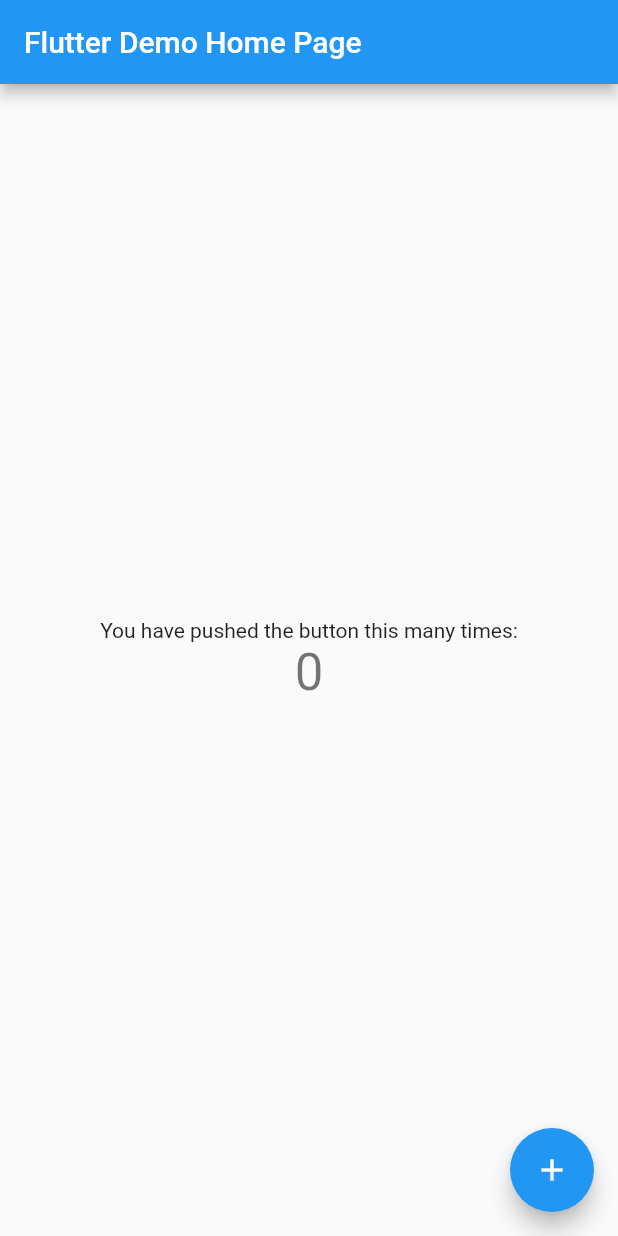
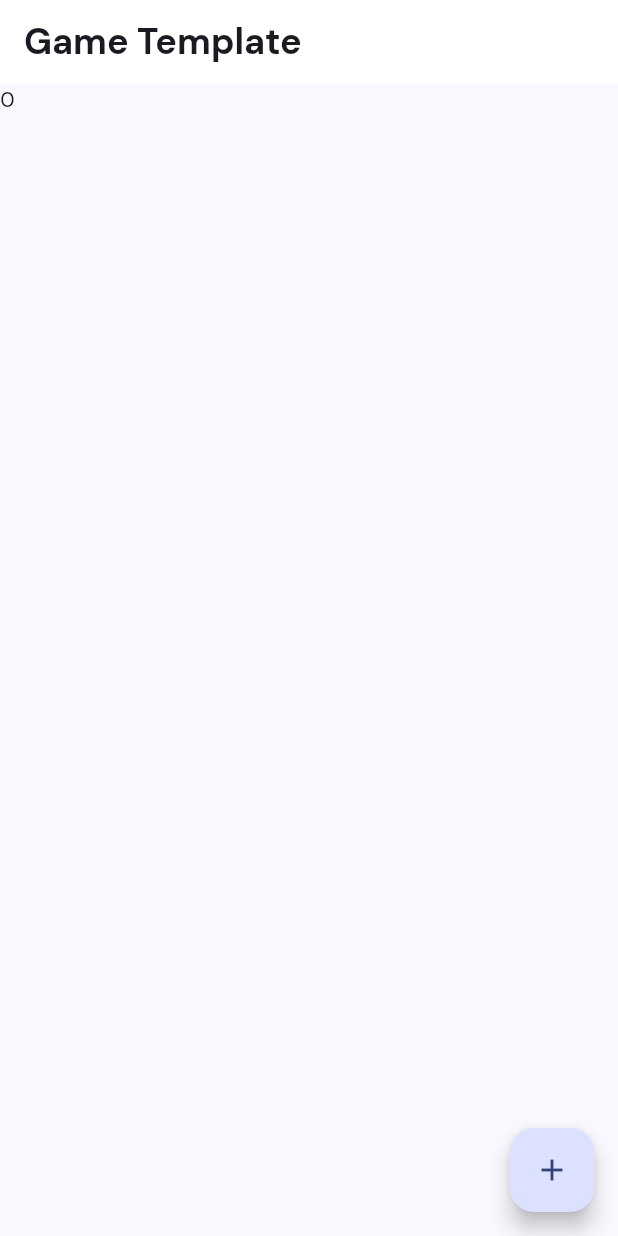
Before and after one commit to Swirastlynn/game-template, a Flutter app: the screen it shows after launch, on a phone screen of 412 x 824 dp. Run offline on Flutter 3.47's test engine with Material 2 defaults, Android fonts, the light colour scheme and no system bars; our stand-ins replace google_fonts.

Commit message:
setup main screen theme, add google-fonts

```diff
--- /dev/null
+++ b/lib/home.dart
@@ -0,0 +1,35 @@
+import 'package:flutter/material.dart';
+
+class MyHomePage extends StatefulWidget {
+  const MyHomePage({super.key, required this.title});
+
+  final String title;
+
+  @override
+  State<MyHomePage> createState() => _MyHomePageState();
+}
+
+class _MyHomePageState extends State<MyHomePage> {
+  int _counter = 0;
+
+  void _incrementCounter() {
+    setState(() {
+      _counter++;
+    });
+  }
+
+  @override
+  Widget build(BuildContext context) {
+    return Scaffold(
+      appBar: AppBar(
+        title: Text(widget.title),
+      ),
+      body: Text("$_counter"),
+      floatingActionButton: FloatingActionButton(
+        onPressed: _incrementCounter,
+        tooltip: 'Increment',
+        child: const Icon(Icons.add),
+      ),
+    );
+  }
+}
--- a/lib/main.dart
+++ b/lib/main.dart
@@ -1,4 +1,6 @@
 import 'package:flutter/material.dart';
+import 'package:game_template/home.dart';
+import 'package:google_fonts/google_fonts.dart';
 
 void main() {
   runApp(const MyApp());
@@ -7,109 +9,52 @@
 class MyApp extends StatelessWidget {
   const MyApp({super.key});
 
-  // This widget is the root of your application.
   @override
   Widget build(BuildContext context) {
     return MaterialApp(
-      title: 'Flutter Demo',
+      title: 'Game Template',
       theme: ThemeData(
-        // This is the theme of your application.
-        //
-        // Try running your application with "flutter run". You'll see the
-        // application has a blue toolbar. Then, without quitting the app, try
-        // changing the primarySwatch below to Colors.green and then invoke
-        // "hot reload" (press "r" in the console where you ran "flutter run",
-        // or simply save your changes to "hot reload" in a Flutter IDE).
-        // Notice that the counter didn't reset back to zero; the application
-        // is not restarted.
-        primarySwatch: Colors.blue,
+        useMaterial3: true,
+        brightness: Brightness.light,
+        colorScheme: ColorScheme.fromSeed(
+          seedColor: const Color(0xff0a5bfe),
+          // primary: const Color(0xff0a5bfe),
+          // secondary: const Color(0xff0a5bfe),
+          // error: const Color(0xffff0000),
+          // background: const Color(0xffffffff),
+          // surface: const Color(0xffFC224F),
+          // tertiary: const Color(0xffF3C913),
         ),
-      home: const _MyHomePage(title: 'Flutter Demo Home Page'),
+        appBarTheme: const AppBarTheme(
+          backgroundColor: Colors.white,
+          surfaceTintColor:
+              Colors.white, // elevation causes an unexpectable tint - disable it here by making tint white
+        ),
+        textTheme: _buildTextTheme(),
+      ),
+      home: const MyHomePage(title: 'Game Template'),
     );
   }
 }
 
-class _MyHomePage extends StatefulWidget {
-  const _MyHomePage({super.key, required this.title});
-
-  // This widget is the home page of your application. It is stateful, meaning
-  // that it has a State object (defined below) that contains fields that affect
-  // how it looks.
-
-  // This class is the configuration for the state. It holds the values (in this
-  // case the title) provided by the parent (in this case the App widget) and
-  // used by the build method of the State. Fields in a Widget subclass are
-  // always marked "final".
-
-  final String title;
-
-  @override
-  State<_MyHomePage> createState() => _MyHomePageState();
-}
-
-class _MyHomePageState extends State<_MyHomePage> {
-  int _counter = 0;
-
-  void _incrementCounter() {
-    setState(() {
-      // This call to setState tells the Flutter framework that something has
-      // changed in this State, which causes it to rerun the build method below
-      // so that the display can reflect the updated values. If we changed
-      // _counter without calling setState(), then the build method would not be
-      // called again, and so nothing would appear to happen.
-      _counter++;
-    });
-  }
-
-  @override
-  Widget build(BuildContext context) {
-    // This method is rerun every time setState is called, for instance as done
-    // by the _incrementCounter method above.
-    //
-    // The Flutter framework has been optimized to make rerunning build methods
-    // fast, so that you can just rebuild anything that needs updating rather
-    // than having to individually change instances of widgets.
-    return Scaffold(
-      appBar: AppBar(
-        // Here we take the value from the MyHomePage object that was created by
-        // the App.build method, and use it to set our appbar title.
-        title: Text(widget.title),
+TextTheme _buildTextTheme() {
+  return GoogleFonts.dmSansTextTheme(
+    const TextTheme(
+      headline1: TextStyle(
+        fontSize: 72.0,
+        fontWeight: FontWeight.bold,
       ),
-      body: Center(
-        // Center is a layout widget. It takes a single child and positions it
-        // in the middle of the parent.
-        child: Column(
-          // Column is also a layout widget. It takes a list of children and
-          // arranges them vertically. By default, it sizes itself to fit its
-          // children horizontally, and tries to be as tall as its parent.
-          //
-          // Invoke "debug painting" (press "p" in the console, choose the
-          // "Toggle Debug Paint" action from the Flutter Inspector in Android
-          // Studio, or the "Toggle Debug Paint" command in Visual Studio Code)
-          // to see the wireframe for each widget.
-          //
-          // Column has various properties to control how it sizes itself and
-          // how it positions its children. Here we use mainAxisAlignment to
-          // center the children vertically; the main axis here is the vertical
-          // axis because Columns are vertical (the cross axis would be
-          // horizontal).
-          mainAxisAlignment: MainAxisAlignment.center,
-          children: <Widget>[
-            const Text(
-              'You have pushed the button this many times:',
+      headline6: TextStyle(
+        // used in appBar, source: https://api.flutter.dev/flutter/material/TextTheme/headline6.html
+        fontSize: 24.0,
+        fontWeight: FontWeight.bold,
       ),
-            Text(
-              '$_counter',
-              style: Theme.of(context).textTheme.headline4,
+      bodyText1: TextStyle(
+        fontSize: 16.0,
       ),
-          ],
+      bodyText2: TextStyle(
+        fontSize: 14.0,
       ),
     ),
-      floatingActionButton: FloatingActionButton(
-        onPressed: _incrementCounter,
-        tooltip: 'Increment',
-        child: const Icon(Icons.add),
-      ), // This trailing comma makes auto-formatting nicer for build methods.
   );
 }
-}
--- a/pubspec.yaml
+++ b/pubspec.yaml
@@ -12,6 +12,7 @@
 dependencies:
   flutter:
     sdk: flutter
+  google_fonts: ^3.0.1
 
 dev_dependencies:
   flutter_test:
```
Also changed, not shown: pubspec.lock, 7 other files. Lines whose indentation alone changed are shown as unchanged.
